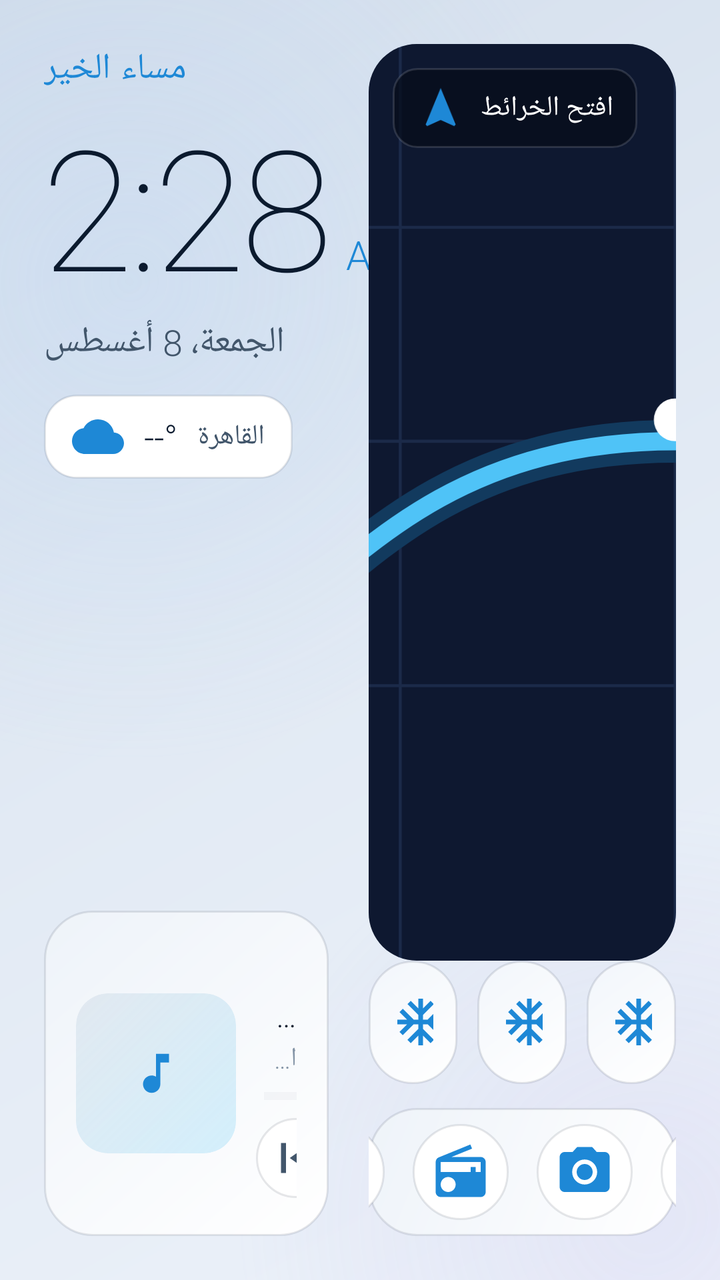
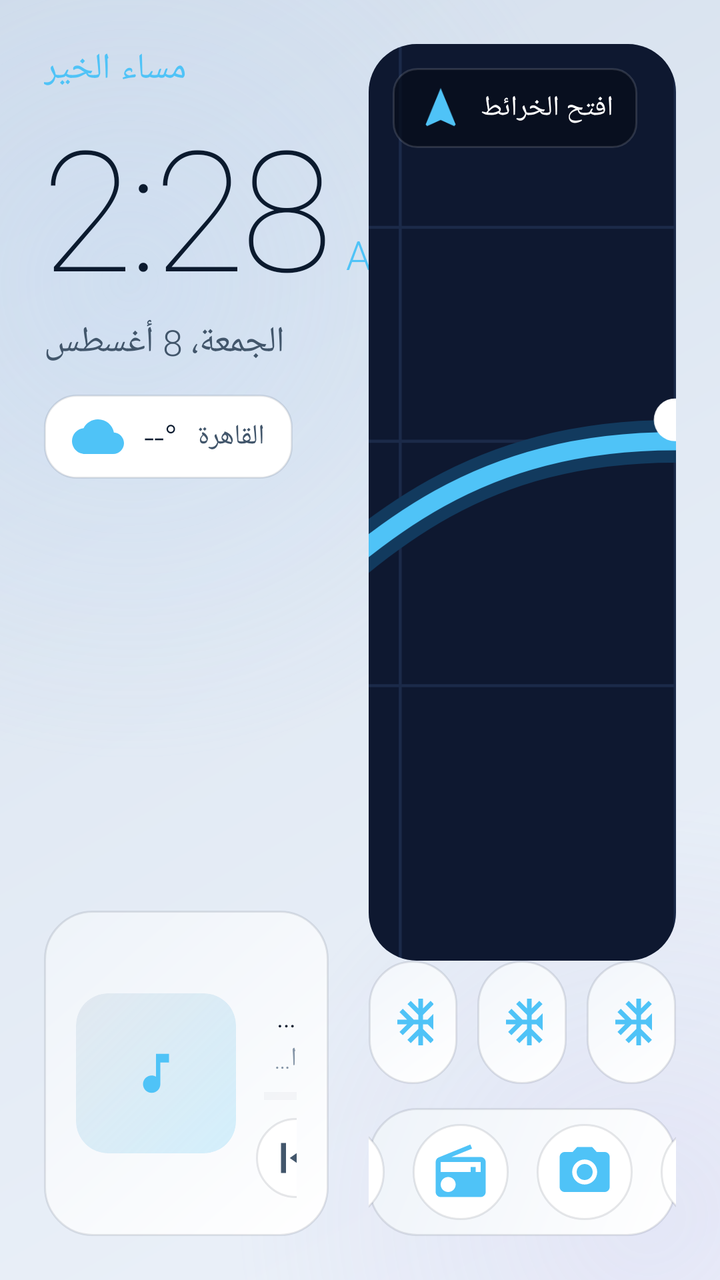

Two renders of the same Android screen: before a commit and after it. Below are the layout's source before the change and the commit's diff.
<!-- AndroidManifest.xml: application theme Theme.ZarwaLauncher -->
<!-- res/layout/fragment_dashboard.xml -->
<?xml version="1.0" encoding="utf-8"?>
<androidx.constraintlayout.widget.ConstraintLayout
    xmlns:android="http://schemas.android.com/apk/res/android"
    xmlns:app="http://schemas.android.com/apk/res-auto"
    android:layout_width="match_parent"
    android:layout_height="match_parent"
    android:padding="22dp">

    <androidx.constraintlayout.widget.Guideline
        android:id="@+id/vGuide"
        android:layout_width="wrap_content"
        android:layout_height="wrap_content"
        android:orientation="vertical"
        app:layout_constraintGuide_percent="0.45" />

    
    <TextView
        android:id="@+id/txtGreeting"
        android:layout_width="wrap_content"
        android:layout_height="wrap_content"
        android:fontFamily="sans-serif-light"
        android:letterSpacing="0.03"
        android:text="مساء الخير"
        android:textColor="@color/accent"
        android:textSize="18sp"
        app:layout_constraintStart_toStartOf="parent"
        app:layout_constraintTop_toTopOf="parent" />

    <TextView
        android:id="@+id/txtClock"
        android:layout_width="wrap_content"
        android:layout_height="wrap_content"
        android:fontFamily="sans-serif-thin"
        android:letterSpacing="-0.03"
        android:text="2:28"
        android:textColor="@color/text_primary"
        android:textSize="84sp"
        app:layout_constraintStart_toStartOf="parent"
        app:layout_constraintTop_toBottomOf="@id/txtGreeting" />

    <TextView
        android:id="@+id/txtAmPm"
        android:layout_width="wrap_content"
        android:layout_height="wrap_content"
        android:layout_marginStart="8dp"
        android:layout_marginBottom="18dp"
        android:text="AM"
        android:textColor="@color/accent"
        android:textSize="20sp"
        app:layout_constraintBottom_toBottomOf="@id/txtClock"
        app:layout_constraintStart_toEndOf="@id/txtClock" />

    <TextView
        android:id="@+id/txtDate"
        android:layout_width="wrap_content"
        android:layout_height="wrap_content"
        android:fontFamily="sans-serif-light"
        android:text="الجمعة، 8 أغسطس"
        android:textColor="@color/text_secondary"
        android:textSize="18sp"
        app:layout_constraintStart_toStartOf="parent"
        app:layout_constraintTop_toBottomOf="@id/txtClock" />

    
    <LinearLayout
        android:id="@+id/weatherRow"
        android:layout_width="wrap_content"
        android:layout_height="wrap_content"
        android:layout_marginTop="14dp"
        android:background="@drawable/search_bg"
        android:gravity="center_vertical"
        android:orientation="horizontal"
        android:paddingHorizontal="14dp"
        android:paddingVertical="8dp"
        app:layout_constraintStart_toStartOf="parent"
        app:layout_constraintTop_toBottomOf="@id/txtDate">

        <ImageView
            android:id="@+id/weatherIcon"
            android:layout_width="26dp"
            android:layout_height="26dp"
            android:contentDescription="weather"
            android:src="@drawable/ic_cloud" />

        <TextView
            android:id="@+id/weatherTemp"
            android:layout_width="wrap_content"
            android:layout_height="wrap_content"
            android:layout_marginStart="10dp"
            android:text="--°"
            android:textColor="@color/text_primary"
            android:textSize="18sp" />

        <TextView
            android:id="@+id/weatherDesc"
            android:layout_width="wrap_content"
            android:layout_height="wrap_content"
            android:layout_marginStart="10dp"
            android:text="القاهرة"
            android:textColor="@color/text_secondary"
            android:textSize="14sp" />
    </LinearLayout>

    
    <androidx.constraintlayout.widget.ConstraintLayout
        android:id="@+id/mediaCard"
        android:layout_width="0dp"
        android:layout_height="wrap_content"
        android:background="@drawable/card_bg"
        android:elevation="10dp"
        android:padding="16dp"
        app:layout_constraintBottom_toBottomOf="parent"
        app:layout_constraintEnd_toStartOf="@id/vGuide"
        app:layout_constraintStart_toStartOf="parent">

        <ImageView
            android:id="@+id/albumArt"
            android:layout_width="80dp"
            android:layout_height="80dp"
            android:background="@drawable/album_placeholder"
            android:clipToOutline="true"
            android:contentDescription="album"
            android:scaleType="centerCrop"
            app:layout_constraintBottom_toBottomOf="parent"
            app:layout_constraintStart_toStartOf="parent"
            app:layout_constraintTop_toTopOf="parent" />

        <LinearLayout
            android:id="@+id/eqBars"
            android:layout_width="wrap_content"
            android:layout_height="26dp"
            android:layout_marginBottom="10dp"
            android:gravity="bottom"
            android:orientation="horizontal"
            android:visibility="gone"
            app:layout_constraintBottom_toBottomOf="@id/albumArt"
            app:layout_constraintEnd_toEndOf="@id/albumArt"
            app:layout_constraintStart_toStartOf="@id/albumArt" />

        <TextView
            android:id="@+id/txtTrack"
            android:layout_width="0dp"
            android:layout_height="wrap_content"
            android:layout_marginStart="14dp"
            android:ellipsize="end"
            android:maxLines="1"
            android:text="@string/now_playing"
            android:textColor="@color/text_primary"
            android:textSize="16sp"
            app:layout_constraintEnd_toEndOf="parent"
            app:layout_constraintStart_toEndOf="@id/albumArt"
            app:layout_constraintTop_toTopOf="@id/albumArt" />

        <TextView
            android:id="@+id/txtArtist"
            android:layout_width="0dp"
            android:layout_height="wrap_content"
            android:layout_marginStart="14dp"
            android:layout_marginTop="2dp"
            android:ellipsize="end"
            android:maxLines="1"
            android:text="@string/tap_to_play"
            android:textColor="@color/text_muted"
            android:textSize="13sp"
            app:layout_constraintEnd_toEndOf="parent"
            app:layout_constraintStart_toEndOf="@id/albumArt"
            app:layout_constraintTop_toBottomOf="@id/txtTrack" />

        <ProgressBar
            android:id="@+id/mediaProgress"
            style="?android:attr/progressBarStyleHorizontal"
            android:layout_width="0dp"
            android:layout_height="4dp"
            android:layout_marginStart="14dp"
            android:layout_marginTop="8dp"
            android:max="100"
            android:progress="0"
            android:progressTint="@color/accent"
            android:progressBackgroundTint="@color/stroke"
            app:layout_constraintEnd_toEndOf="parent"
            app:layout_constraintStart_toEndOf="@id/albumArt"
            app:layout_constraintTop_toBottomOf="@id/txtArtist" />

        <LinearLayout
            android:layout_width="wrap_content"
            android:layout_height="wrap_content"
            android:layout_marginStart="10dp"
            android:layout_marginTop="6dp"
            android:gravity="center_vertical"
            android:orientation="horizontal"
            app:layout_constraintStart_toEndOf="@id/albumArt"
            app:layout_constraintTop_toBottomOf="@id/mediaProgress">

            <ImageButton
                android:id="@+id/btnPrev"
                android:layout_width="40dp"
                android:layout_height="40dp"
                android:background="@drawable/btn_circle"
                android:contentDescription="prev"
                android:src="@drawable/ic_prev" />

            <ImageButton
                android:id="@+id/btnPlay"
                android:layout_width="46dp"
                android:layout_height="46dp"
                android:layout_marginStart="12dp"
                android:background="@drawable/btn_accent"
                android:contentDescription="play"
                android:src="@drawable/ic_play" />

            <ImageButton
                android:id="@+id/btnNext"
                android:layout_width="40dp"
                android:layout_height="40dp"
                android:layout_marginStart="12dp"
                android:background="@drawable/btn_circle"
                android:contentDescription="next"
                android:src="@drawable/ic_next" />
        </LinearLayout>
    </androidx.constraintlayout.widget.ConstraintLayout>

    
    <FrameLayout
        android:id="@+id/navCard"
        android:layout_width="0dp"
        android:layout_height="0dp"
        android:layout_marginStart="20dp"
        android:background="@drawable/card_bg"
        android:clickable="true"
        android:clipToOutline="true"
        android:elevation="8dp"
        android:focusable="true"
        android:foreground="@drawable/tile_focus"
        app:layout_constraintBottom_toTopOf="@id/statusRow"
        app:layout_constraintEnd_toEndOf="parent"
        app:layout_constraintStart_toEndOf="@id/vGuide"
        app:layout_constraintTop_toTopOf="parent">

        <ImageView
            android:layout_width="match_parent"
            android:layout_height="match_parent"
            android:contentDescription="map"
            android:scaleType="centerCrop"
            android:src="@drawable/nav_map" />

        <LinearLayout
            android:layout_width="wrap_content"
            android:layout_height="wrap_content"
            android:layout_gravity="top|start"
            android:layout_margin="12dp"
            android:background="@drawable/frost_chip"
            android:gravity="center_vertical"
            android:orientation="horizontal"
            android:paddingHorizontal="12dp"
            android:paddingVertical="8dp">

            <ImageView
                android:layout_width="24dp"
                android:layout_height="24dp"
                android:contentDescription="turn"
                android:src="@drawable/ic_nav" />

            <TextView
                android:layout_width="wrap_content"
                android:layout_height="wrap_content"
                android:layout_marginStart="8dp"
                android:text="@string/open_maps"
                android:textColor="#FFFFFF"
                android:textSize="14sp" />
        </LinearLayout>
    </FrameLayout>

    
    <LinearLayout
        android:id="@+id/statusRow"
        android:layout_width="0dp"
        android:layout_height="wrap_content"
        android:layout_marginStart="20dp"
        android:layout_marginBottom="12dp"
        android:baselineAligned="false"
        android:orientation="horizontal"
        app:layout_constraintBottom_toTopOf="@id/dock"
        app:layout_constraintEnd_toEndOf="parent"
        app:layout_constraintStart_toEndOf="@id/vGuide">

        <include
            android:id="@+id/btnClimate"
            layout="@layout/view_status_button"
            android:layout_width="0dp"
            android:layout_height="wrap_content"
            android:layout_weight="1" />

        <include
            android:id="@+id/btnFuel"
            layout="@layout/view_status_button"
            android:layout_width="0dp"
            android:layout_height="wrap_content"
            android:layout_marginStart="10dp"
            android:layout_weight="1" />

        <include
            android:id="@+id/btnCar"
            layout="@layout/view_status_button"
            android:layout_width="0dp"
            android:layout_height="wrap_content"
            android:layout_marginStart="10dp"
            android:layout_weight="1" />
    </LinearLayout>

    
    <LinearLayout
        android:id="@+id/dock"
        android:layout_width="0dp"
        android:layout_height="wrap_content"
        android:layout_marginStart="20dp"
        android:background="@drawable/card_bg"
        android:elevation="8dp"
        android:gravity="center"
        android:orientation="horizontal"
        android:paddingVertical="8dp"
        app:layout_constraintBottom_toBottomOf="parent"
        app:layout_constraintEnd_toEndOf="parent"
        app:layout_constraintStart_toEndOf="@id/vGuide">

        <ImageButton android:id="@+id/dockPhone" style="@style/DockIcon" android:src="@drawable/ic_phone" />
        <ImageButton android:id="@+id/dockMaps" style="@style/DockIcon" android:src="@drawable/ic_maps" />
        <ImageButton android:id="@+id/dockVideo" style="@style/DockIcon" android:src="@drawable/ic_video" />
        <ImageButton android:id="@+id/dockRadio" style="@style/DockIcon" android:src="@drawable/ic_radio" />
        <ImageButton android:id="@+id/dockCamera" style="@style/DockIcon" android:src="@drawable/ic_camera" />
        <ImageButton android:id="@+id/dockSplit" style="@style/DockIcon" android:src="@drawable/ic_split" />
        <ImageButton android:id="@+id/dockSettings" style="@style/DockIcon" android:src="@drawable/ic_settings" />
        <ImageButton android:id="@+id/dockApps" style="@style/DockIcon" android:src="@drawable/ic_apps" />
    </LinearLayout>

</androidx.constraintlayout.widget.ConstraintLayout>
<!-- res/layout/view_status_button.xml (included above) -->
<?xml version="1.0" encoding="utf-8"?>
<LinearLayout xmlns:android="http://schemas.android.com/apk/res/android"
    android:layout_width="match_parent"
    android:layout_height="wrap_content"
    android:background="@drawable/tile_bg"
    android:foreground="@drawable/tile_focus"
    android:clickable="true"
    android:focusable="true"
    android:gravity="center_vertical"
    android:orientation="horizontal"
    android:padding="12dp">

    <ImageView
        android:id="@+id/statusIcon"
        android:layout_width="28dp"
        android:layout_height="28dp"
        android:contentDescription="status"
        android:src="@drawable/ic_climate" />

    <LinearLayout
        android:layout_width="0dp"
        android:layout_height="wrap_content"
        android:layout_marginStart="10dp"
        android:layout_weight="1"
        android:orientation="vertical">

        <TextView
            android:id="@+id/statusTitle"
            android:layout_width="wrap_content"
            android:layout_height="wrap_content"
            android:ellipsize="end"
            android:maxLines="1"
            android:text="22°"
            android:textColor="@color/text_primary"
            android:textSize="17sp" />

        <TextView
            android:id="@+id/statusSub"
            android:layout_width="wrap_content"
            android:layout_height="wrap_content"
            android:ellipsize="end"
            android:maxLines="1"
            android:text="التكييف"
            android:textColor="@color/text_muted"
            android:textSize="11sp" />
    </LinearLayout>

</LinearLayout>
<!-- resources referenced by this layout -->
<resources>
  <!-- drawable btn_accent (drawable) -->
  <?xml version="1.0" encoding="utf-8"?>
  <ripple xmlns:android="http://schemas.android.com/apk/res/android"
      android:color="#55FFFFFF">
      <item>
          <shape android:shape="oval">
              <solid android:color="@color/accent" />
          </shape>
      </item>
  </ripple>
  <!-- drawable ic_apps (drawable) -->
  <vector xmlns:android="http://schemas.android.com/apk/res/android"
      android:width="30dp" android:height="30dp"
      android:viewportWidth="24" android:viewportHeight="24"
      android:tint="@color/accent">
      <path android:fillColor="#FFFFFF"
          android:pathData="M4,8h4V4H4v4zM10,20h4v-4h-4v4zM4,20h4v-4H4v4zM4,14h4v-4H4v4zM10,14h4v-4h-4v4zM16,4v4h4V4h-4zM10,8h4V4h-4v4zM16,14h4v-4h-4v4zM16,20h4v-4h-4v4z" />
  </vector>
  <!-- drawable ic_camera (drawable) -->
  <vector xmlns:android="http://schemas.android.com/apk/res/android"
      android:width="30dp" android:height="30dp"
      android:viewportWidth="24" android:viewportHeight="24"
      android:tint="@color/accent">
      <path android:fillColor="#FFFFFF"
          android:pathData="M12,15.2c1.77,0 3.2,-1.43 3.2,-3.2s-1.43,-3.2 -3.2,-3.2 -3.2,1.43 -3.2,3.2 1.43,3.2 3.2,3.2zM9,2L7.17,4H4c-1.1,0 -2,0.9 -2,2v12c0,1.1 0.9,2 2,2h16c1.1,0 2,-0.9 2,-2V6c0,-1.1 -0.9,-2 -2,-2h-3.17L15,2H9zM12,17c-2.76,0 -5,-2.24 -5,-5s2.24,-5 5,-5 5,2.24 5,5 -2.24,5 -5,5z" />
  </vector>
  <!-- drawable ic_climate (drawable) -->
  <vector xmlns:android="http://schemas.android.com/apk/res/android"
      android:width="30dp" android:height="30dp"
      android:viewportWidth="24" android:viewportHeight="24"
      android:tint="@color/accent">
      <path android:fillColor="#FFFFFF"
          android:pathData="M22,11h-4.17l3.24,-3.24 -1.41,-1.42L15,11h-2V9l4.66,-4.66 -1.42,-1.41L13,6.17V2h-2v4.17L7.76,2.93 6.34,4.34 11,9v2H9L4.34,6.34 2.93,7.76 6.17,11H2v2h4.17l-3.24,3.24 1.41,1.42L9,13h2v2l-4.66,4.66 1.42,1.41L11,17.83V22h2v-4.17l3.24,3.24 1.42,-1.41L13,15v-2h2l4.66,4.66 1.41,-1.42L17.83,13H22z" />
  </vector>
  <!-- drawable ic_cloud (drawable) -->
  <vector xmlns:android="http://schemas.android.com/apk/res/android"
      android:width="30dp" android:height="30dp"
      android:viewportWidth="24" android:viewportHeight="24"
      android:tint="@color/accent">
      <path android:fillColor="#FFFFFF"
          android:pathData="M19.35,10.04C18.67,6.59 15.64,4 12,4 9.11,4 6.6,5.64 5.35,8.04 2.34,8.36 0,10.91 0,14c0,3.31 2.69,6 6,6h13c2.76,0 5,-2.24 5,-5 0,-2.64 -2.05,-4.78 -4.65,-4.96z" />
  </vector>
  <!-- drawable ic_maps (drawable) -->
  <vector xmlns:android="http://schemas.android.com/apk/res/android"
      android:width="30dp" android:height="30dp"
      android:viewportWidth="24" android:viewportHeight="24"
      android:tint="@color/accent">
      <path android:fillColor="#FFFFFF"
          android:pathData="M12,2C8.13,2 5,5.13 5,9c0,5.25 7,13 7,13s7,-7.75 7,-13C19,5.13 15.87,2 12,2zM12,11.5c-1.38,0 -2.5,-1.12 -2.5,-2.5s1.12,-2.5 2.5,-2.5 2.5,1.12 2.5,2.5 -1.12,2.5 -2.5,2.5z" />
  </vector>
  <!-- drawable ic_nav (drawable) -->
  <vector xmlns:android="http://schemas.android.com/apk/res/android"
      android:width="30dp" android:height="30dp"
      android:viewportWidth="24" android:viewportHeight="24"
      android:tint="@color/accent">
      <path android:fillColor="#FFFFFF"
          android:pathData="M12,2L4.5,20.29l0.71,0.71L12,18l6.79,3 0.71,-0.71z" />
  </vector>
  <!-- drawable ic_phone (drawable) -->
  <vector xmlns:android="http://schemas.android.com/apk/res/android"
      android:width="30dp" android:height="30dp"
      android:viewportWidth="24" android:viewportHeight="24"
      android:tint="@color/accent">
      <path android:fillColor="#FFFFFF"
          android:pathData="M6.62,10.79c1.44,2.83 3.76,5.14 6.59,6.59l2.2,-2.2c0.27,-0.27 0.67,-0.36 1.02,-0.24 1.12,0.37 2.33,0.57 3.57,0.57 0.55,0 1,0.45 1,1V20c0,0.55 -0.45,1 -1,1 -9.39,0 -17,-7.61 -17,-17 0,-0.55 0.45,-1 1,-1h3.5c0.55,0 1,0.45 1,1 0,1.25 0.2,2.45 0.57,3.57 0.11,0.35 0.03,0.74 -0.25,1.02l-2.2,2.2z" />
  </vector>
  <!-- drawable ic_radio (drawable) -->
  <vector xmlns:android="http://schemas.android.com/apk/res/android"
      android:width="30dp" android:height="30dp"
      android:viewportWidth="24" android:viewportHeight="24"
      android:tint="@color/accent">
      <path android:fillColor="#FFFFFF"
          android:pathData="M3.24,6.15C2.51,6.43 2,7.17 2,8v12c0,1.1 0.9,2 2,2h16c1.1,0 2,-0.9 2,-2V8c0,-1.1 -0.9,-2 -2,-2H8.3l8.26,-3.34L15.88,1 3.24,6.15zM7,20c-1.66,0 -3,-1.34 -3,-3s1.34,-3 3,-3 3,1.34 3,3 -1.34,3 -3,3zM20,12h-2v-2h-2v2H4V8h16v4z" />
  </vector>
  <!-- drawable ic_settings (drawable) -->
  <vector xmlns:android="http://schemas.android.com/apk/res/android"
      android:width="30dp" android:height="30dp"
      android:viewportWidth="24" android:viewportHeight="24"
      android:tint="@color/accent">
      <path android:fillColor="#FFFFFF"
          android:pathData="M19.14,12.94c0.04,-0.3 0.06,-0.61 0.06,-0.94 0,-0.32 -0.02,-0.64 -0.07,-0.94l2.03,-1.58c0.18,-0.14 0.23,-0.41 0.12,-0.61l-1.92,-3.32c-0.12,-0.22 -0.37,-0.29 -0.59,-0.22l-2.39,0.96c-0.5,-0.38 -1.03,-0.7 -1.62,-0.94L14.4,2.81c-0.04,-0.24 -0.24,-0.41 -0.48,-0.41h-3.84c-0.24,0 -0.43,0.17 -0.47,0.41L9.25,5.35C8.66,5.59 8.12,5.92 7.63,6.29L5.24,5.33c-0.22,-0.08 -0.47,0 -0.59,0.22L2.74,8.87C2.62,9.08 2.66,9.34 2.86,9.48l2.03,1.58C4.84,11.36 4.8,11.69 4.8,12s0.02,0.64 0.07,0.94l-2.03,1.58c-0.18,0.14 -0.23,0.41 -0.12,0.61l1.92,3.32c0.12,0.22 0.37,0.29 0.59,0.22l2.39,-0.96c0.5,0.38 1.03,0.7 1.62,0.94l0.36,2.54c0.05,0.24 0.24,0.41 0.48,0.41h3.84c0.24,0 0.44,-0.17 0.47,-0.41l0.36,-2.54c0.59,-0.24 1.13,-0.56 1.62,-0.94l2.39,0.96c0.22,0.08 0.47,0 0.59,-0.22l1.92,-3.32c0.12,-0.22 0.07,-0.47 -0.12,-0.61l-2.01,-1.58zM12,15.6c-1.98,0 -3.6,-1.62 -3.6,-3.6s1.62,-3.6 3.6,-3.6 3.6,1.62 3.6,3.6 -1.62,3.6 -3.6,3.6z" />
  </vector>
  <!-- drawable ic_split (drawable) -->
  <vector xmlns:android="http://schemas.android.com/apk/res/android"
      android:width="30dp" android:height="30dp"
      android:viewportWidth="24" android:viewportHeight="24"
      android:tint="@color/accent">
      <path android:fillColor="#FFFFFF"
          android:pathData="M4,4h7v16H4c-1.1,0 -2,-0.9 -2,-2V6C2,4.9 2.9,4 4,4zM13,4h7c1.1,0 2,0.9 2,2v12c0,1.1 -0.9,2 -2,2h-7V4zM15,6v12h5V6h-5z" />
  </vector>
  <!-- drawable ic_video (drawable) -->
  <vector xmlns:android="http://schemas.android.com/apk/res/android"
      android:width="30dp" android:height="30dp"
      android:viewportWidth="24" android:viewportHeight="24"
      android:tint="@color/accent">
      <path android:fillColor="#FFFFFF"
          android:pathData="M18,4l2,4h-3l-2,-4h-2l2,4h-3l-2,-4H8l2,4H7L5,4H4C2.9,4 2.01,4.9 2.01,6L2,18c0,1.1 0.9,2 2,2h16c1.1,0 2,-0.9 2,-2V4h-4z" />
  </vector>
  <!-- drawable nav_map (drawable) -->
  <vector xmlns:android="http://schemas.android.com/apk/res/android"
      android:width="400dp" android:height="300dp"
      android:viewportWidth="400" android:viewportHeight="300">
      <path android:fillColor="#0E1830" android:pathData="M0,0h400v300h-400z" />
      <path android:strokeColor="#1B2A49" android:strokeWidth="1"
          android:pathData="M0,60 H400 M0,130 H400 M0,210 H400 M70,0 V300 M160,0 V300 M250,0 V300 M330,0 V300" />
      <path android:strokeColor="#123A5E" android:strokeWidth="14" android:strokeLineCap="round"
          android:pathData="M-10,250 C120,250 120,130 250,130 C330,130 340,60 420,60" />
      <path android:strokeColor="#4FC3F7" android:strokeWidth="6" android:strokeLineCap="round"
          android:pathData="M-10,250 C120,250 120,130 250,130 C330,130 340,60 420,60" />
      <path android:fillColor="#FFFFFF" android:pathData="M250,123 m-7,0 a7,7 0,1 0,14 0 a7,7 0,1 0,-14 0" />
      <path android:fillColor="#4FC3F7" android:pathData="M35,245 m-11,0 a11,11 0,1 0,22 0 a11,11 0,1 0,-22 0" />
  </vector>
  <!-- drawable tile_focus (drawable) -->
  <?xml version="1.0" encoding="utf-8"?>
  <selector xmlns:android="http://schemas.android.com/apk/res/android">
      <item android:state_focused="true">
          <shape android:shape="rectangle">
              <corners android:radius="22dp" />
              <stroke android:width="2dp" android:color="@color/accent" />
              <solid android:color="@color/accent_soft" />
          </shape>
      </item>
      <item>
          <shape android:shape="rectangle">
              <corners android:radius="22dp" />
              <solid android:color="@android:color/transparent" />
          </shape>
      </item>
  </selector>
  <!-- drawable ic_music (drawable) -->
  <vector xmlns:android="http://schemas.android.com/apk/res/android"
      android:width="30dp" android:height="30dp"
      android:viewportWidth="24" android:viewportHeight="24"
      android:tint="@color/accent">
      <path android:fillColor="#FFFFFF"
          android:pathData="M12,3v10.55c-0.59,-0.34 -1.27,-0.55 -2,-0.55 -2.21,0 -4,1.79 -4,4s1.79,4 4,4 4,-1.79 4,-4V7h4V3h-6z" />
  </vector>
  <color name="accent_soft">#221E88D6</color>
  <!-- unchanged entries left out for length: 34 -->
</resources>

<!-- the commit's change to res/layout/fragment_dashboard.xml (unified diff, before → after) -->
@@ -21,7 +21,7 @@
         android:fontFamily="sans-serif-light"
         android:letterSpacing="0.03"
         android:text="مساء الخير"
-        android:textColor="@color/accent"
+        android:textColor="?attr/accent"
         android:textSize="18sp"
         app:layout_constraintStart_toStartOf="parent"
         app:layout_constraintTop_toTopOf="parent" />
@@ -45,7 +45,7 @@
         android:layout_marginStart="8dp"
         android:layout_marginBottom="18dp"
         android:text="AM"
-        android:textColor="@color/accent"
+        android:textColor="?attr/accent"
         android:textSize="20sp"
         app:layout_constraintBottom_toBottomOf="@id/txtClock"
         app:layout_constraintStart_toEndOf="@id/txtClock" />
@@ -175,7 +175,7 @@
             android:layout_marginTop="8dp"
             android:max="100"
             android:progress="0"
-            android:progressTint="@color/accent"
+            android:progressTint="?attr/accent"
             android:progressBackgroundTint="@color/stroke"
             app:layout_constraintEnd_toEndOf="parent"
             app:layout_constraintStart_toEndOf="@id/albumArt"
<!-- resource entries referenced after the edit -->
@@ -6,7 +6,7 @@
       android:color="#55FFFFFF">
       <item>
           <shape android:shape="oval">
-              <solid android:color="@color/accent" />
+              <solid android:color="?attr/accent" />
           </shape>
       </item>
   </ripple>
@@ -14,7 +14,7 @@
   <vector xmlns:android="http://schemas.android.com/apk/res/android"
       android:width="30dp" android:height="30dp"
       android:viewportWidth="24" android:viewportHeight="24"
-      android:tint="@color/accent">
+      android:tint="?attr/accent">
       <path android:fillColor="#FFFFFF"
           android:pathData="M4,8h4V4H4v4zM10,20h4v-4h-4v4zM4,20h4v-4H4v4zM4,14h4v-4H4v4zM10,14h4v-4h-4v4zM16,4v4h4V4h-4zM10,8h4V4h-4v4zM16,14h4v-4h-4v4zM16,20h4v-4h-4v4z" />
   </vector>
@@ -22,7 +22,7 @@
   <vector xmlns:android="http://schemas.android.com/apk/res/android"
       android:width="30dp" android:height="30dp"
       android:viewportWidth="24" android:viewportHeight="24"
-      android:tint="@color/accent">
+      android:tint="?attr/accent">
       <path android:fillColor="#FFFFFF"
           android:pathData="M12,15.2c1.77,0 3.2,-1.43 3.2,-3.2s-1.43,-3.2 -3.2,-3.2 -3.2,1.43 -3.2,3.2 1.43,3.2 3.2,3.2zM9,2L7.17,4H4c-1.1,0 -2,0.9 -2,2v12c0,1.1 0.9,2 2,2h16c1.1,0 2,-0.9 2,-2V6c0,-1.1 -0.9,-2 -2,-2h-3.17L15,2H9zM12,17c-2.76,0 -5,-2.24 -5,-5s2.24,-5 5,-5 5,2.24 5,5 -2.24,5 -5,5z" />
   </vector>
@@ -30,7 +30,7 @@
   <vector xmlns:android="http://schemas.android.com/apk/res/android"
       android:width="30dp" android:height="30dp"
       android:viewportWidth="24" android:viewportHeight="24"
-      android:tint="@color/accent">
+      android:tint="?attr/accent">
       <path android:fillColor="#FFFFFF"
           android:pathData="M22,11h-4.17l3.24,-3.24 -1.41,-1.42L15,11h-2V9l4.66,-4.66 -1.42,-1.41L13,6.17V2h-2v4.17L7.76,2.93 6.34,4.34 11,9v2H9L4.34,6.34 2.93,7.76 6.17,11H2v2h4.17l-3.24,3.24 1.41,1.42L9,13h2v2l-4.66,4.66 1.42,1.41L11,17.83V22h2v-4.17l3.24,3.24 1.42,-1.41L13,15v-2h2l4.66,4.66 1.41,-1.42L17.83,13H22z" />
   </vector>
@@ -38,7 +38,7 @@
   <vector xmlns:android="http://schemas.android.com/apk/res/android"
       android:width="30dp" android:height="30dp"
       android:viewportWidth="24" android:viewportHeight="24"
-      android:tint="@color/accent">
+      android:tint="?attr/accent">
       <path android:fillColor="#FFFFFF"
           android:pathData="M19.35,10.04C18.67,6.59 15.64,4 12,4 9.11,4 6.6,5.64 5.35,8.04 2.34,8.36 0,10.91 0,14c0,3.31 2.69,6 6,6h13c2.76,0 5,-2.24 5,-5 0,-2.64 -2.05,-4.78 -4.65,-4.96z" />
   </vector>
@@ -46,7 +46,7 @@
   <vector xmlns:android="http://schemas.android.com/apk/res/android"
       android:width="30dp" android:height="30dp"
       android:viewportWidth="24" android:viewportHeight="24"
-      android:tint="@color/accent">
+      android:tint="?attr/accent">
       <path android:fillColor="#FFFFFF"
           android:pathData="M12,2C8.13,2 5,5.13 5,9c0,5.25 7,13 7,13s7,-7.75 7,-13C19,5.13 15.87,2 12,2zM12,11.5c-1.38,0 -2.5,-1.12 -2.5,-2.5s1.12,-2.5 2.5,-2.5 2.5,1.12 2.5,2.5 -1.12,2.5 -2.5,2.5z" />
   </vector>
@@ -54,7 +54,7 @@
   <vector xmlns:android="http://schemas.android.com/apk/res/android"
       android:width="30dp" android:height="30dp"
       android:viewportWidth="24" android:viewportHeight="24"
-      android:tint="@color/accent">
+      android:tint="?attr/accent">
       <path android:fillColor="#FFFFFF"
           android:pathData="M12,2L4.5,20.29l0.71,0.71L12,18l6.79,3 0.71,-0.71z" />
   </vector>
@@ -62,7 +62,7 @@
   <vector xmlns:android="http://schemas.android.com/apk/res/android"
       android:width="30dp" android:height="30dp"
       android:viewportWidth="24" android:viewportHeight="24"
-      android:tint="@color/accent">
+      android:tint="?attr/accent">
       <path android:fillColor="#FFFFFF"
           android:pathData="M6.62,10.79c1.44,2.83 3.76,5.14 6.59,6.59l2.2,-2.2c0.27,-0.27 0.67,-0.36 1.02,-0.24 1.12,0.37 2.33,0.57 3.57,0.57 0.55,0 1,0.45 1,1V20c0,0.55 -0.45,1 -1,1 -9.39,0 -17,-7.61 -17,-17 0,-0.55 0.45,-1 1,-1h3.5c0.55,0 1,0.45 1,1 0,1.25 0.2,2.45 0.57,3.57 0.11,0.35 0.03,0.74 -0.25,1.02l-2.2,2.2z" />
   </vector>
@@ -70,7 +70,7 @@
   <vector xmlns:android="http://schemas.android.com/apk/res/android"
       android:width="30dp" android:height="30dp"
       android:viewportWidth="24" android:viewportHeight="24"
-      android:tint="@color/accent">
+      android:tint="?attr/accent">
       <path android:fillColor="#FFFFFF"
           android:pathData="M3.24,6.15C2.51,6.43 2,7.17 2,8v12c0,1.1 0.9,2 2,2h16c1.1,0 2,-0.9 2,-2V8c0,-1.1 -0.9,-2 -2,-2H8.3l8.26,-3.34L15.88,1 3.24,6.15zM7,20c-1.66,0 -3,-1.34 -3,-3s1.34,-3 3,-3 3,1.34 3,3 -1.34,3 -3,3zM20,12h-2v-2h-2v2H4V8h16v4z" />
   </vector>
@@ -78,7 +78,7 @@
   <vector xmlns:android="http://schemas.android.com/apk/res/android"
       android:width="30dp" android:height="30dp"
       android:viewportWidth="24" android:viewportHeight="24"
-      android:tint="@color/accent">
+      android:tint="?attr/accent">
       <path android:fillColor="#FFFFFF"
           android:pathData="M19.14,12.94c0.04,-0.3 0.06,-0.61 0.06,-0.94 0,-0.32 -0.02,-0.64 -0.07,-0.94l2.03,-1.58c0.18,-0.14 0.23,-0.41 0.12,-0.61l-1.92,-3.32c-0.12,-0.22 -0.37,-0.29 -0.59,-0.22l-2.39,0.96c-0.5,-0.38 -1.03,-0.7 -1.62,-0.94L14.4,2.81c-0.04,-0.24 -0.24,-0.41 -0.48,-0.41h-3.84c-0.24,0 -0.43,0.17 -0.47,0.41L9.25,5.35C8.66,5.59 8.12,5.92 7.63,6.29L5.24,5.33c-0.22,-0.08 -0.47,0 -0.59,0.22L2.74,8.87C2.62,9.08 2.66,9.34 2.86,9.48l2.03,1.58C4.84,11.36 4.8,11.69 4.8,12s0.02,0.64 0.07,0.94l-2.03,1.58c-0.18,0.14 -0.23,0.41 -0.12,0.61l1.92,3.32c0.12,0.22 0.37,0.29 0.59,0.22l2.39,-0.96c0.5,0.38 1.03,0.7 1.62,0.94l0.36,2.54c0.05,0.24 0.24,0.41 0.48,0.41h3.84c0.24,0 0.44,-0.17 0.47,-0.41l0.36,-2.54c0.59,-0.24 1.13,-0.56 1.62,-0.94l2.39,0.96c0.22,0.08 0.47,0 0.59,-0.22l1.92,-3.32c0.12,-0.22 0.07,-0.47 -0.12,-0.61l-2.01,-1.58zM12,15.6c-1.98,0 -3.6,-1.62 -3.6,-3.6s1.62,-3.6 3.6,-3.6 3.6,1.62 3.6,3.6 -1.62,3.6 -3.6,3.6z" />
   </vector>
@@ -86,7 +86,7 @@
   <vector xmlns:android="http://schemas.android.com/apk/res/android"
       android:width="30dp" android:height="30dp"
       android:viewportWidth="24" android:viewportHeight="24"
-      android:tint="@color/accent">
+      android:tint="?attr/accent">
       <path android:fillColor="#FFFFFF"
           android:pathData="M4,4h7v16H4c-1.1,0 -2,-0.9 -2,-2V6C2,4.9 2.9,4 4,4zM13,4h7c1.1,0 2,0.9 2,2v12c0,1.1 -0.9,2 -2,2h-7V4zM15,6v12h5V6h-5z" />
   </vector>
@@ -94,7 +94,7 @@
   <vector xmlns:android="http://schemas.android.com/apk/res/android"
       android:width="30dp" android:height="30dp"
       android:viewportWidth="24" android:viewportHeight="24"
-      android:tint="@color/accent">
+      android:tint="?attr/accent">
       <path android:fillColor="#FFFFFF"
           android:pathData="M18,4l2,4h-3l-2,-4h-2l2,4h-3l-2,-4H8l2,4H7L5,4H4C2.9,4 2.01,4.9 2.01,6L2,18c0,1.1 0.9,2 2,2h16c1.1,0 2,-0.9 2,-2V4h-4z" />
   </vector>
@@ -107,10 +107,10 @@
           android:pathData="M0,60 H400 M0,130 H400 M0,210 H400 M70,0 V300 M160,0 V300 M250,0 V300 M330,0 V300" />
       <path android:strokeColor="#123A5E" android:strokeWidth="14" android:strokeLineCap="round"
           android:pathData="M-10,250 C120,250 120,130 250,130 C330,130 340,60 420,60" />
-      <path android:strokeColor="#4FC3F7" android:strokeWidth="6" android:strokeLineCap="round"
+      <path android:strokeColor="?attr/accent" android:strokeWidth="6" android:strokeLineCap="round"
           android:pathData="M-10,250 C120,250 120,130 250,130 C330,130 340,60 420,60" />
       <path android:fillColor="#FFFFFF" android:pathData="M250,123 m-7,0 a7,7 0,1 0,14 0 a7,7 0,1 0,-14 0" />
-      <path android:fillColor="#4FC3F7" android:pathData="M35,245 m-11,0 a11,11 0,1 0,22 0 a11,11 0,1 0,-22 0" />
+      <path android:fillColor="?attr/accent" android:pathData="M35,245 m-11,0 a11,11 0,1 0,22 0 a11,11 0,1 0,-22 0" />
   </vector>
   <!-- drawable tile_focus (drawable) -->
   <?xml version="1.0" encoding="utf-8"?>
@@ -118,8 +118,8 @@
       <item android:state_focused="true">
           <shape android:shape="rectangle">
               <corners android:radius="22dp" />
-              <stroke android:width="2dp" android:color="@color/accent" />
-              <solid android:color="@color/accent_soft" />
+              <stroke android:width="2dp" android:color="?attr/accent" />
+              <solid android:color="?attr/accentSoft" />
           </shape>
       </item>
       <item>
@@ -133,11 +133,10 @@
   <vector xmlns:android="http://schemas.android.com/apk/res/android"
       android:width="30dp" android:height="30dp"
       android:viewportWidth="24" android:viewportHeight="24"
-      android:tint="@color/accent">
+      android:tint="?attr/accent">
       <path android:fillColor="#FFFFFF"
           android:pathData="M12,3v10.55c-0.59,-0.34 -1.27,-0.55 -2,-0.55 -2.21,0 -4,1.79 -4,4s1.79,4 4,4 4,-1.79 4,-4V7h4V3h-6z" />
   </vector>
-  <color name="accent_soft">#221E88D6</color>
   <!-- unchanged entries left out for length: 34 -->
 </resources>
 
